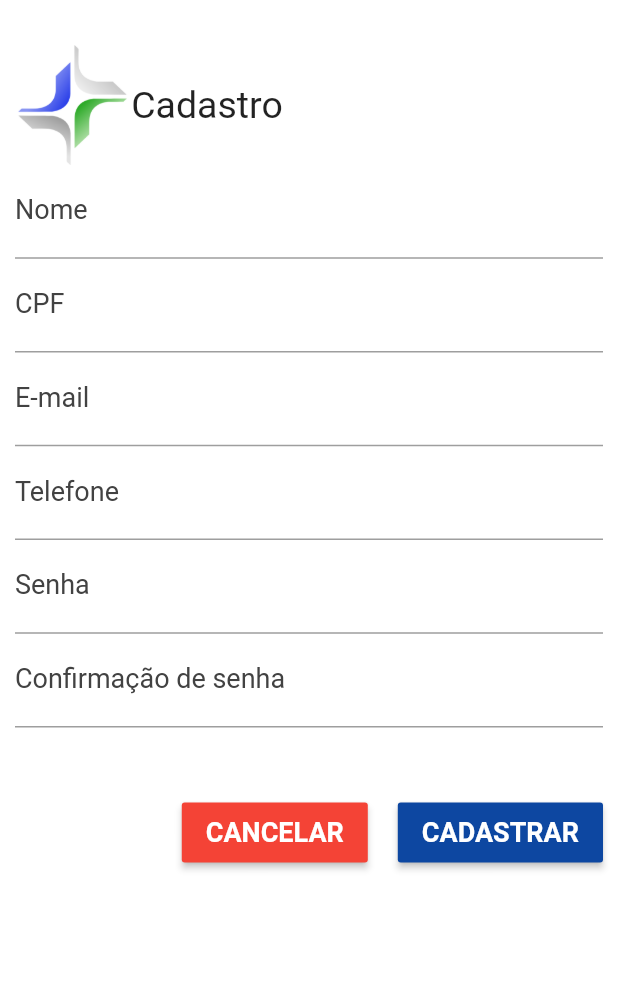
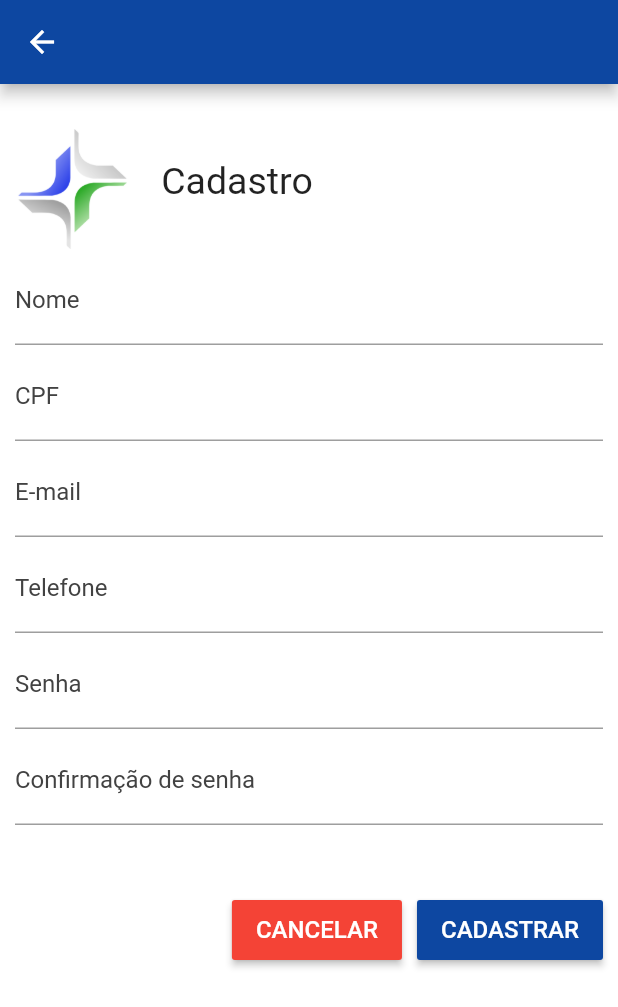
Before and after one commit to cristianeviana/agendamento_mobile, a Flutter app: the screen it shows after launch, after a tap on "ENTRAR", after a tap on "CADASTRE-SE", on a phone screen of 412 x 824 dp. Shown: the top 1007 px of the screen. Run offline on Flutter 3.47's test engine with Material 2 defaults, Android fonts, the phone set to English and light mode, and no system bars.

Commit message:
atualizando telas

```diff
--- a/lib/Cadastro.dart
+++ b/lib/Cadastro.dart
@@ -25,6 +25,7 @@ class Cadastro extends StatelessWidget {
   @override
   Widget build(BuildContext context) {
     return Scaffold(
+      appBar: AppBar(backgroundColor: Colors.blue[900]),
       backgroundColor: Colors.white,
       body: SingleChildScrollView(
         padding: EdgeInsets.fromLTRB(10.0, 30.0, 10.0, 0.0),
@@ -38,90 +39,111 @@ class Cadastro extends StatelessWidget {
                   "imagens/logo-jf.png",
                   height: 80,
                 ),
-                Text(
+                Padding(
+                  padding: EdgeInsets.only(left: 20.0, bottom: 10.0),
+                  child: Text(
                     "Cadastro",
                     style: TextStyle(
                       fontSize: 25.0,
                     ),
                   ),
+                ),
               ]),
-              TextFormField(
+              Padding(
+                padding: EdgeInsets.only(top: 5.0),
+                child: TextFormField(
                   keyboardType: TextInputType.text,
                   decoration: InputDecoration(
                       labelText: "Nome",
                       labelStyle: TextStyle(color: Colors.grey[800])),
                   textAlign: TextAlign.start,
-                style: TextStyle(color: Colors.grey[800], fontSize: 18.0),
+                  style: TextStyle(color: Colors.grey[800], fontSize: 16.0),
                   controller: nomeController,
                   validator: (value) {
                     if (value.isEmpty) return "Insira seu nome!";
                   },
                 ),
-              TextFormField(
+              ),
+              Padding(
+                padding: EdgeInsets.only(top: 5.0),
+                child: TextFormField(
                   keyboardType: TextInputType.text,
                   decoration: InputDecoration(
                       labelText: "CPF",
                       labelStyle: TextStyle(color: Colors.grey[800])),
                   textAlign: TextAlign.start,
-                style: TextStyle(color: Colors.grey[800], fontSize: 18.0),
+                  style: TextStyle(color: Colors.grey[800], fontSize: 16.0),
                   controller: cpfController,
                   validator: (value) {
                     if (value.isEmpty) return "Insira seu CPF!";
                   },
                 ),
-              TextFormField(
+              ),
+              Padding(
+                padding: EdgeInsets.only(top: 5.0),
+                child: TextFormField(
                   keyboardType: TextInputType.text,
                   decoration: InputDecoration(
                       labelText: "E-mail",
                       labelStyle: TextStyle(color: Colors.grey[800])),
                   textAlign: TextAlign.start,
-                style: TextStyle(color: Colors.grey[800], fontSize: 18.0),
+                  style: TextStyle(color: Colors.grey[800], fontSize: 16.0),
                   controller: emailController,
                   validator: (value) {
                     if (value.isEmpty) return "Insira seu e-mail!";
                   },
                 ),
-              TextFormField(
+              ),
+              Padding(
+                padding: EdgeInsets.only(top: 5.0),
+                child: TextFormField(
                   keyboardType: TextInputType.text,
                   decoration: InputDecoration(
                       labelText: "Telefone",
                       labelStyle: TextStyle(color: Colors.grey[800])),
                   textAlign: TextAlign.start,
-                style: TextStyle(color: Colors.grey[800], fontSize: 18.0),
+                  style: TextStyle(color: Colors.grey[800], fontSize: 16.0),
                   controller: telefoneController,
                   validator: (value) {
                     if (value.isEmpty) return "Insira seu telefone!";
                   },
                 ),
-              TextFormField(
+              ),
+              Padding(
+                padding: EdgeInsets.only(top: 5.0),
+                child: TextFormField(
                   obscureText: true,
                   decoration: InputDecoration(
                       labelText: "Senha",
                       labelStyle: TextStyle(color: Colors.grey[800])),
                   textAlign: TextAlign.start,
-                style: TextStyle(color: Colors.grey[800], fontSize: 18.0),
+                  style: TextStyle(color: Colors.grey[800], fontSize: 16.0),
                   controller: senhaController,
                   validator: (value) {
                     if (value.isEmpty) return "Insira uma senha!";
                   },
                 ),
-              TextFormField(
+              ),
+              Padding(
+                padding: EdgeInsets.only(top: 5.0),
+                child: TextFormField(
                   obscureText: true,
                   decoration: InputDecoration(
                       labelText: "Confirmação de senha",
                       labelStyle: TextStyle(color: Colors.grey[800])),
                   textAlign: TextAlign.start,
-                style: TextStyle(color: Colors.grey[800], fontSize: 18.0),
+                  style: TextStyle(color: Colors.grey[800], fontSize: 16.0),
                   controller: confirmeSenhaController,
                   validator: (value) {
                     if (value.isEmpty) return "Confirme sua senha!";
                   },
                 ),
+              ),
               Row(
                 mainAxisAlignment: MainAxisAlignment.end,
                 children: <Widget>[
                   Padding(
-                    padding: EdgeInsets.only(top: 50.0, right: 20.0),
+                    padding: EdgeInsets.only(top: 50.0, right: 10.0),
                     child: Container(
                       height: 40.0,
                       child: RaisedButton(
@@ -131,9 +153,9 @@ class Cadastro extends StatelessWidget {
                         child: Text(
                           "CANCELAR",
                           style: TextStyle(
-                              fontSize: 18.0,
+                            fontSize: 16.0,
                             color: Colors.white,
-                              fontWeight: FontWeight.bold),
+                          ),
                         ),
                         color: Colors.red,
                       ),
@@ -152,9 +174,9 @@ class Cadastro extends StatelessWidget {
                         child: Text(
                           "CADASTRAR",
                           style: TextStyle(
-                              fontSize: 18.0,
+                            fontSize: 16.0,
                             color: Colors.white,
-                              fontWeight: FontWeight.bold),
+                          ),
                         ),
                         color: Colors.blue[900],
                       ),
--- a/lib/main.dart
+++ b/lib/main.dart
@@ -40,32 +40,48 @@ class _HomeState extends State<Home> {
               Image.asset(
                 "imagens/logo-jf.png",
                 alignment: Alignment.center,
-                height: 160,
+                height: 120,
               ),
-              TextFormField(
+              Padding(
+                padding: EdgeInsets.only(top: 20.0),
+                child: Text(
+                  "Agendamentos",
+                  textAlign: TextAlign.center,
+                  style: TextStyle(
+                    fontSize: 25.0,
+                  ),
+                ),
+              ),
+              Padding(
+                padding: EdgeInsets.only(top: 20.0),
+                child: TextFormField(
                   keyboardType: TextInputType.text,
                   decoration: InputDecoration(
                       labelText: "Login",
                       labelStyle: TextStyle(color: Colors.blue[900])),
                   textAlign: TextAlign.start,
-                style: TextStyle(color: Colors.grey[800], fontSize: 25.0),
+                  style: TextStyle(color: Colors.grey[800], fontSize: 18.0),
                   controller: loginController,
                   validator: (value) {
                     if (value.isEmpty) return "Insira seu login!";
                   },
                 ),
-              TextFormField(
+              ),
+              Padding(
+                padding: EdgeInsets.only(top: 10.0),
+                child: TextFormField(
                   obscureText: true,
                   // keyboardType: TextInputType.visiblePassword,
                   decoration: InputDecoration(
                       labelText: "Senha",
                       labelStyle: TextStyle(color: Colors.blue[900])),
                   textAlign: TextAlign.start,
-                style: TextStyle(color: Colors.grey[800], fontSize: 25.0),
+                  style: TextStyle(color: Colors.grey[800], fontSize: 18.0),
                   controller: senhaController,
                   validator: (value) {
                     if (value.isEmpty) return "Insira sua senha!";
                   },
+                ),
               ),
               Padding(
                 padding: EdgeInsets.only(top: 10.0, bottom: 10.0),
@@ -79,7 +95,7 @@ class _HomeState extends State<Home> {
                       },
                       child: Text(
                         "ENTRAR",
-                        style: TextStyle(color: Colors.white, fontSize: 25.0),
+                        style: TextStyle(color: Colors.white, fontSize: 18.0),
                       ),
                       color: Colors.blue[900],
                     )),
```
Lines whose indentation alone changed are shown as unchanged.
